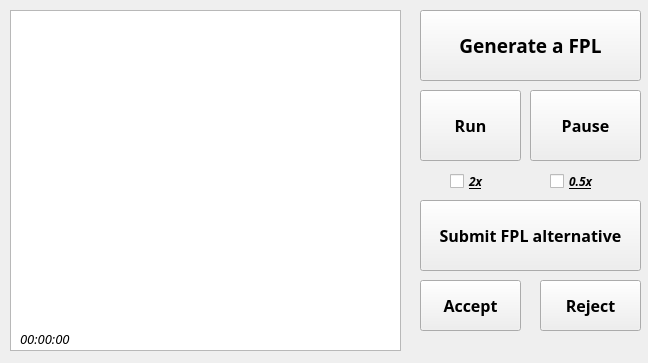
Before: the Qt Designer form service.ui in kom1che/RD, drawn with Qt 5.
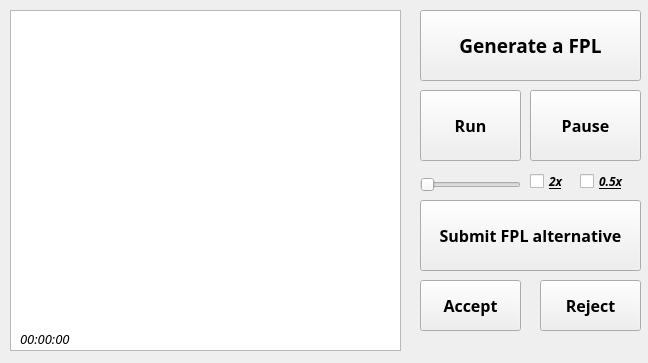
After: the same form once the commit is applied.

Commit message: fix: mousePressEvent - Right Click button function

The edit to the form file:
```diff
--- a/service.ui
+++ b/service.ui
@@ -112,7 +112,7 @@
   <widget class="QCheckBox" name="checkHigh">
    <property name="geometry">
     <rect>
-     <x>450</x>
+     <x>530</x>
      <y>170</y>
      <width>51</width>
      <height>22</height>
@@ -134,7 +134,7 @@
   <widget class="QCheckBox" name="checkLow">
    <property name="geometry">
     <rect>
-     <x>550</x>
+     <x>580</x>
      <y>170</y>
      <width>61</width>
      <height>22</height>
@@ -216,6 +216,19 @@
     <string>00:00:00</string>
    </property>
   </widget>
+  <widget class="QSlider" name="SpeedSlider">
+   <property name="geometry">
+    <rect>
+     <x>420</x>
+     <y>170</y>
+     <width>101</width>
+     <height>29</height>
+    </rect>
+   </property>
+   <property name="orientation">
+    <enum>Qt::Horizontal</enum>
+   </property>
+  </widget>
  </widget>
  <layoutdefault spacing="6" margin="11"/>
  <resources/>
```
The commit also changes 3 other files.
